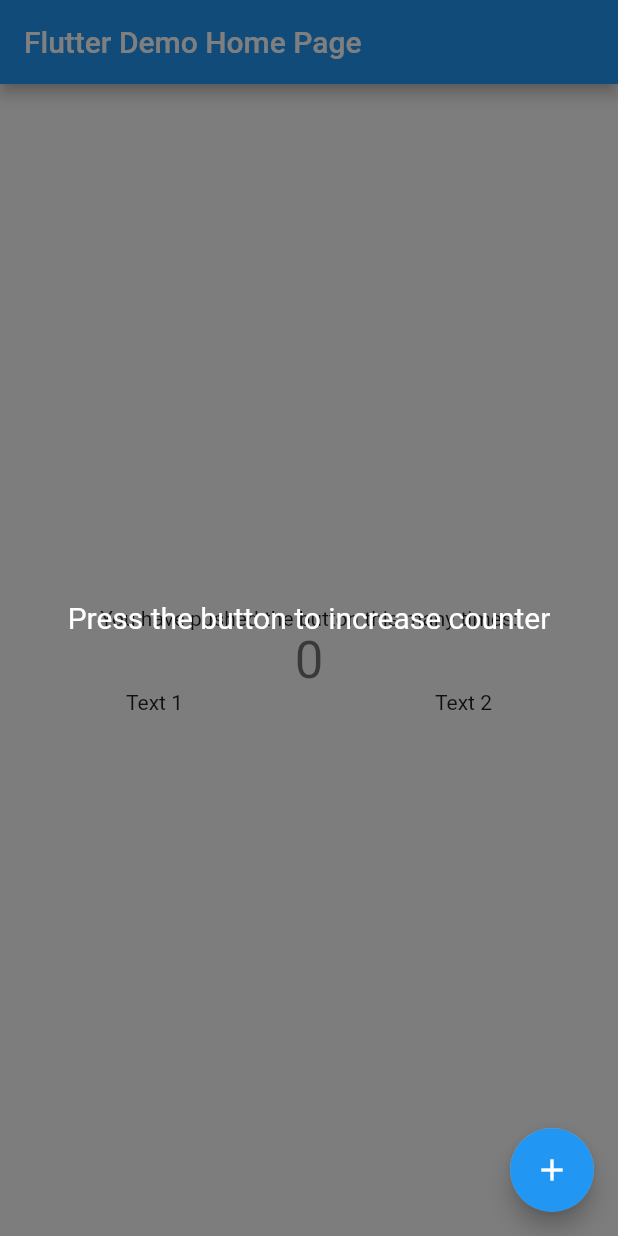
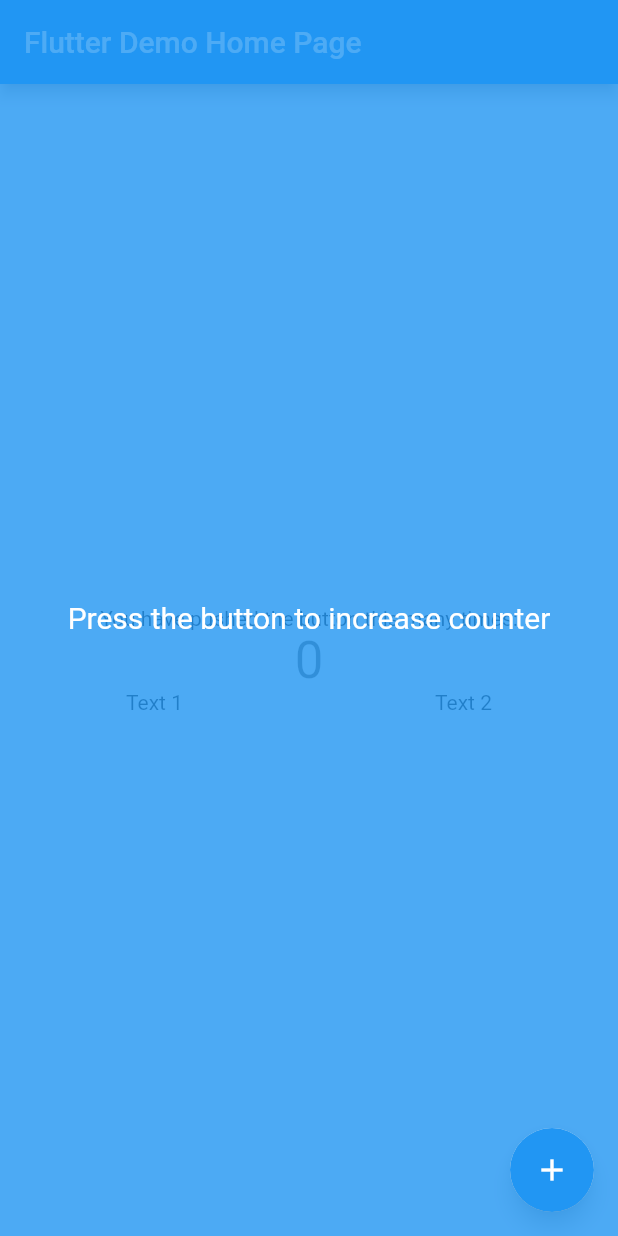
Before and after one commit to appunite/flutter_tutorial, a Flutter app: the screen it shows after launch, on a phone screen of 412 x 824 dp. Run offline on Flutter 3.47's test engine with Material 2 defaults, Android fonts, the phone set to English and light mode, and no system bars.

Commit message:
add change color and opacity section

```diff
--- a/example/lib/main.dart
+++ b/example/lib/main.dart
@@ -97,6 +97,8 @@ class _MyHomePageState extends State<MyHomePage> with SingleTickerProviderStateM
           context,
           children: tutorialEntries,
           onPressedBehavior: OnPressedBehavior.next,
+          backgroundColor: Colors.blue,
+          backgroundMaxOpacity: 0.8,
           prepareNext: () async {
             await _animationController.reverse();
             _animationController.forward();
```
Also changed, not shown: assets/change_opacity_color.png (added), 1 other file.
